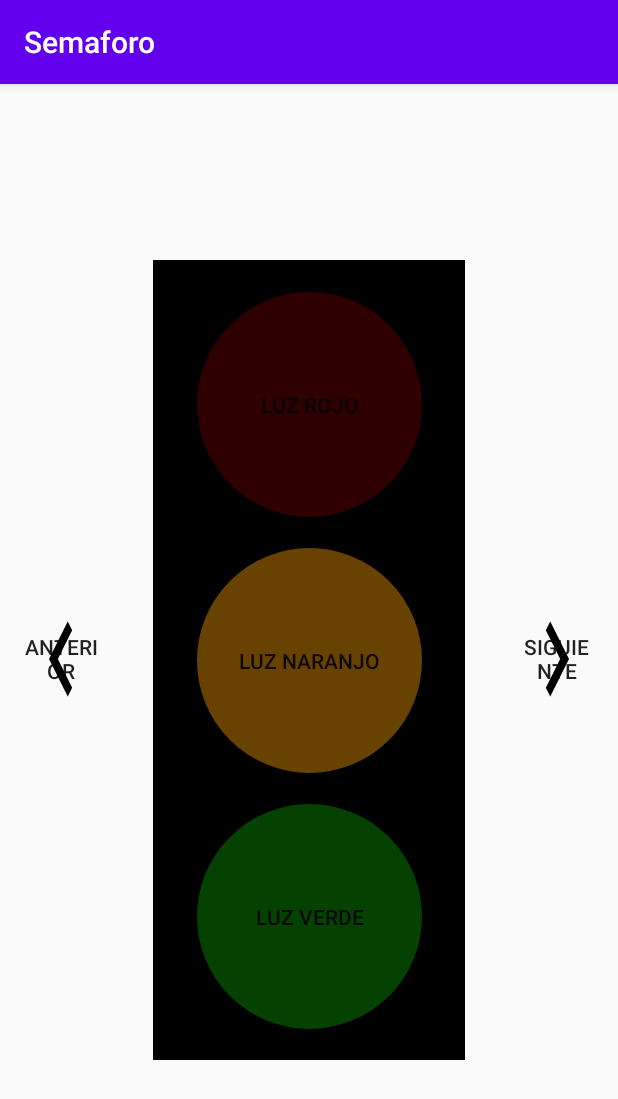
After one commit to arthurwailer/Semaforo, an Android app: the SemaforoActivity screen opened directly, with no data from a screen before it, on a phone screen of 412 x 824 dp. The commit adds this screen. Shown: the top 1099 px of the screen. Run offline under Robolectric (Android 15) with nearby library versions, the phone set to English and light mode, and no system bars.

Commit message:
Layout Semaforo

```diff
--- a/app/src/main/AndroidManifest.xml
+++ b/app/src/main/AndroidManifest.xml
@@ -9,7 +9,8 @@
         android:roundIcon="@mipmap/ic_launcher_round"
         android:supportsRtl="true"
         android:theme="@style/AppTheme">
-        <activity android:name=".formulario"></activity>
+        <activity android:name=".SemaforoActivity"></activity>
+        <activity android:name=".formulario" />
         <activity android:name=".MainActivity">
             <intent-filter>
                 <action android:name="android.intent.action.MAIN" />
--- a/app/src/main/java/com/example/semaforo/ClickListener.kt
+++ b/app/src/main/java/com/example/semaforo/ClickListener.kt
@@ -1,6 +1,7 @@
 package com.example.semaforo
 
 import android.view.View
+import android.widget.Button
 
 interface ClickListener {
     fun onClickSemaforo(vista: View, posicion: Int)
--- /dev/null
+++ b/app/src/main/java/com/example/semaforo/SemaforoActivity.kt
@@ -0,0 +1,19 @@
+package com.example.semaforo
+
+import android.content.Intent
+import androidx.appcompat.app.AppCompatActivity
+import android.os.Bundle
+import android.util.Log
+import android.view.View
+import android.widget.Button
+import com.google.android.material.snackbar.Snackbar
+import kotlinx.android.synthetic.main.activity_semaforo.*
+
+class SemaforoActivity : AppCompatActivity() {
+    override fun onCreate(savedInstanceState: Bundle?) {
+        super.onCreate(savedInstanceState)
+        setContentView(R.layout.activity_semaforo)
+    }
+
+
+}
--- /dev/null
+++ b/app/src/main/res/drawable/ic_baseline_chevron_left.xml
@@ -0,0 +1,10 @@
+<vector xmlns:android="http://schemas.android.com/apk/res/android"
+    android:width="24dp"
+    android:height="24dp"
+    android:viewportWidth="24"
+    android:viewportHeight="24"
+    android:tint="?attr/colorControlNormal">
+  <path
+      android:fillColor="@android:color/white"
+      android:pathData="M15.41,7.41L14,6l-6,6 6,6 1.41,-1.41L10.83,12z"/>
+</vector>
--- /dev/null
+++ b/app/src/main/res/drawable/ic_baseline_chevron_right.xml
@@ -0,0 +1,10 @@
+<vector xmlns:android="http://schemas.android.com/apk/res/android"
+    android:width="24dp"
+    android:height="24dp"
+    android:viewportWidth="24"
+    android:viewportHeight="24"
+    android:tint="?attr/colorControlNormal">
+  <path
+      android:fillColor="@android:color/white"
+      android:pathData="M10,6L8.59,7.41 13.17,12l-4.58,4.59L10,18l6,-6z"/>
+</vector>
--- /dev/null
+++ b/app/src/main/res/layout/activity_semaforo.xml
@@ -0,0 +1,85 @@
+<?xml version="1.0" encoding="utf-8"?>
+<androidx.constraintlayout.widget.ConstraintLayout xmlns:android="http://schemas.android.com/apk/res/android"
+    xmlns:app="http://schemas.android.com/apk/res-auto"
+    xmlns:tools="http://schemas.android.com/tools"
+    android:layout_width="match_parent"
+    android:layout_height="match_parent"
+    tools:context=".SemaforoActivity">
+
+    <View
+        android:id="@+id/view"
+        android:layout_width="208dp"
+        android:layout_height="533dp"
+        android:background="@color/simpleBlack"
+        app:layout_constraintBottom_toBottomOf="parent"
+        app:layout_constraintEnd_toEndOf="parent"
+        app:layout_constraintStart_toStartOf="parent"
+        app:layout_constraintTop_toTopOf="parent"
+        tools:ignore="ExtraText">
+
+    </View>
+
+    <Button
+        android:id="@+id/lightRed"
+        android:layout_width="150dp"
+        android:layout_height="150dp"
+        android:background="@drawable/ic_semaforo_light"
+        android:text="@string/lightRed"
+        app:backgroundTint="@color/lightOffRed"
+        app:layout_constraintBottom_toTopOf="@+id/lightOrange"
+        app:layout_constraintEnd_toEndOf="@+id/view"
+        app:layout_constraintStart_toStartOf="@+id/view"
+        app:layout_constraintTop_toTopOf="@+id/view" />
+
+    <Button
+        android:id="@+id/lightOrange"
+        android:layout_width="150dp"
+        android:layout_height="150dp"
+        android:text="@string/lightOrange"
+        android:background="@drawable/ic_semaforo_light"
+        app:backgroundTint="@color/lightOffOrange"
+        app:layout_constraintBottom_toBottomOf="@+id/view"
+        app:layout_constraintEnd_toEndOf="@+id/view"
+        app:layout_constraintStart_toStartOf="@+id/view"
+        app:layout_constraintTop_toTopOf="@+id/view" />
+
+    <Button
+        android:id="@+id/lightGreen"
+        android:layout_width="150dp"
+        android:layout_height="150dp"
+        android:background="@drawable/ic_semaforo_light"
+        android:text="@string/lightGreen"
+        app:backgroundTint="@color/lightOffGreen"
+        app:layout_constraintBottom_toBottomOf="@+id/view"
+        app:layout_constraintEnd_toEndOf="@+id/view"
+        app:layout_constraintStart_toStartOf="@+id/view"
+        app:layout_constraintTop_toBottomOf="@+id/lightOrange" />
+
+    <Button
+        android:id="@+id/prevVal"
+        android:layout_width="50dp"
+        android:layout_height="100dp"
+        android:background="@drawable/ic_baseline_chevron_left"
+        android:text="@string/prevVal"
+        app:backgroundTint="@color/simpleBlack"
+        app:layout_constraintBottom_toBottomOf="parent"
+        app:layout_constraintEnd_toStartOf="@+id/view"
+        app:layout_constraintHorizontal_bias="0.307"
+        app:layout_constraintStart_toStartOf="parent"
+        app:layout_constraintTop_toTopOf="parent"
+        app:layout_constraintVertical_bias="0.499" />
+
+    <Button
+        android:id="@+id/nextVal"
+        android:layout_width="50dp"
+        android:layout_height="100dp"
+        android:background="@drawable/ic_baseline_chevron_right"
+        android:text="@string/nextVal"
+        app:backgroundTint="@color/simpleBlack"
+        app:layout_constraintBottom_toBottomOf="parent"
+        app:layout_constraintEnd_toEndOf="parent"
+        app:layout_constraintHorizontal_bias="0.686"
+        app:layout_constraintStart_toEndOf="@+id/view"
+        app:layout_constraintTop_toTopOf="parent"
+        app:layout_constraintVertical_bias="0.499" />
+</androidx.constraintlayout.widget.ConstraintLayout>
--- a/app/src/main/res/values/colors.xml
+++ b/app/src/main/res/values/colors.xml
@@ -11,4 +11,7 @@
     <color name="lightOnGreen">#16DD07</color>
     <color name="lightOffGreen">#054201</color>
 
+    <color name="simpleBlack">#000000</color>
+    <color name="simpleWhite">#FFFFFF</color>
+
 </resources>
--- a/app/src/main/res/values/strings.xml
+++ b/app/src/main/res/values/strings.xml
@@ -20,5 +20,8 @@
     <string name="lightRed">Luz Rojo</string>
     <string name="lightOrange">Luz Naranjo</string>
     <string name="lightGreen">Luz Verde</string>
+    <string name="prevVal">Anterior</string>
+    <string name="nextVal">Siguiente</string>
+    <string name="nextContact">Siguiente Contacto</string>
 
 </resources>
```
